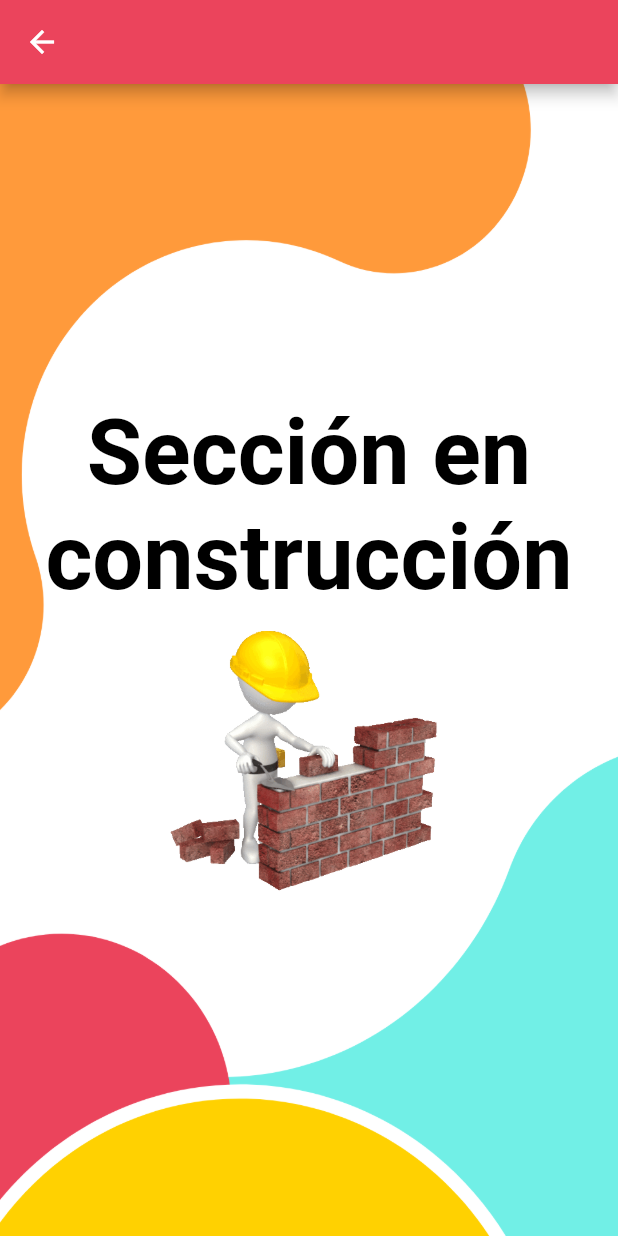
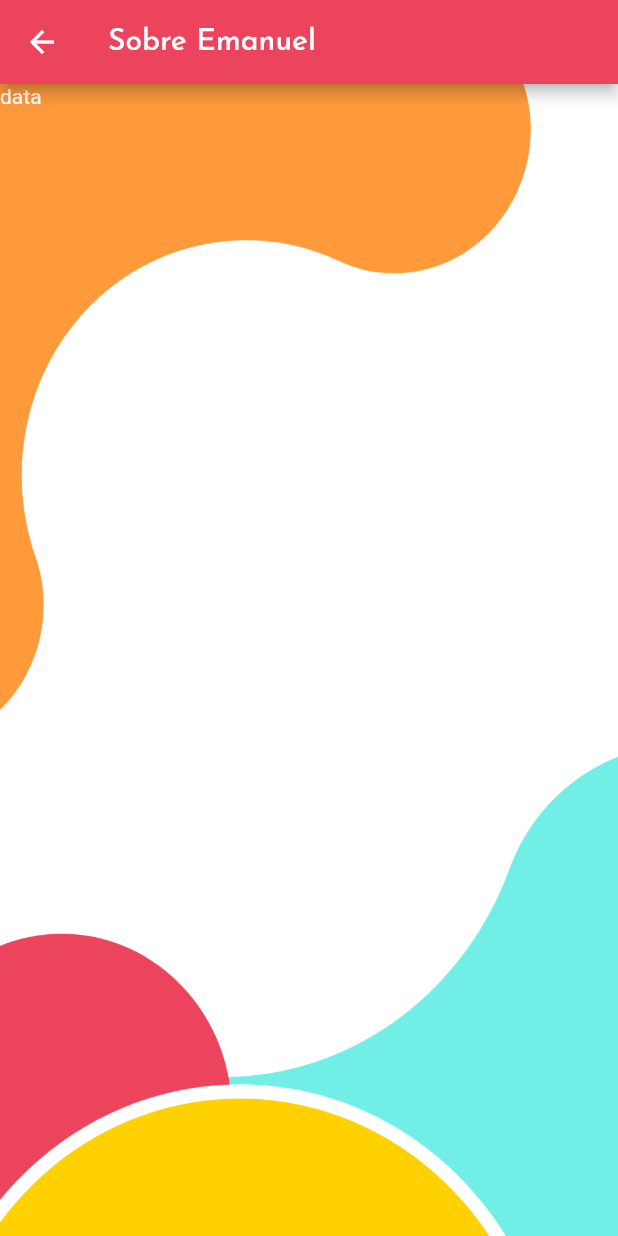
Before and after one commit to jorarmarfin/flutter-emanuel, a Flutter app: the OptionsScreen screen opened by its route, after a tap on "Emanuel", on a phone screen of 412 x 824 dp. Run offline on Flutter 3.47's test engine with Material 2 defaults, Android fonts, the phone set to English and light mode, and no system bars; our stand-ins replace font_awesome_flutter, google_fonts; network calls fail.

Commit message:
Inicio de pantalla de about

```diff
--- a/lib/main.dart
+++ b/lib/main.dart
@@ -34,12 +34,13 @@
     return MaterialApp(
       title: 'Flutter Demo',
       theme: DefaultTheme.base,
-      initialRoute: CumplesScreen.routerName,
+      initialRoute: HomeScreen.routerName,
       routes: {
         HomeScreen.routerName: (context) => const HomeScreen(),
         OptionsScreen.routerName: (context) => const OptionsScreen(),
         ConstruccionScreen.routerName: (context) => const ConstruccionScreen(),
         CumplesScreen.routerName: (context) => const CumplesScreen(),
+        EmanuelInfoScreen.routerName: (context) => EmanuelInfoScreen(),
       },
     );
   }
--- /dev/null
+++ b/lib/screens/emanuel_info_screen.dart
@@ -0,0 +1,24 @@
+import 'package:flutter/material.dart';
+
+import '../themes/default_theme.dart';
+
+class EmanuelInfoScreen extends StatelessWidget {
+  static String routerName = 'emanuel-info';
+
+  const EmanuelInfoScreen({Key? key}) : super(key: key);
+
+  @override
+  Widget build(BuildContext context) {
+    return Scaffold(
+      appBar: AppBar(title: const Text('Sobre Emanuel')),
+      body: Container(
+          width: double.infinity,
+          height: double.infinity,
+          decoration: const BoxDecoration(
+            image:
+                DecorationImage(image: AssetImage(imgFondo), fit: BoxFit.fill),
+          ),
+          child: Text('data')),
+    );
+  }
+}
--- a/lib/screens/options_screen.dart
+++ b/lib/screens/options_screen.dart
@@ -38,10 +38,10 @@ class _Botones extends StatelessWidget {
           _BotonOpcion(
               botonIcono: icoNosotros,
               botonNombre: 'Emanuel',
-              routeName: 'construccion'),
+              routeName: 'emanuel-info'),
           _BotonOpcion(
               botonIcono: icoCumples,
-              botonNombre: 'Cumpleaños',
+              botonNombre: 'Celebraciones',
               routeName: 'cumples'),
           _BotonOpcion(
               botonIcono: icoFormacion,
--- a/lib/screens/screens.dart
+++ b/lib/screens/screens.dart
@@ -2,3 +2,4 @@ export 'package:flutter_emanuel/screens/home_screen.dart';
 export 'package:flutter_emanuel/screens/options_screen.dart';
 export 'package:flutter_emanuel/screens/construccion_screen.dart';
 export 'package:flutter_emanuel/screens/cumples_screen.dart';
+export 'package:flutter_emanuel/screens/emanuel_info_screen.dart';
--- a/lib/themes/default_theme.dart
+++ b/lib/themes/default_theme.dart
@@ -39,9 +39,11 @@ class DefaultTheme {
           headline1: GoogleFonts.akayaTelivigala(
               fontSize: 60, color: colorTextColor, fontWeight: FontWeight.bold),
           headline2: GoogleFonts.josefinSans(fontSize: 20, color: Colors.white),
+          headline3: GoogleFonts.josefinSans(fontSize: 20, color: Colors.black),
           headline6: GoogleFonts.josefinSans(fontSize: 20, color: Colors.white),
           subtitle1: GoogleFonts.josefinSans(fontSize: 17, color: Colors.black),
-          subtitle2: GoogleFonts.josefinSans(fontSize: 15, color: Colors.black),
+          subtitle2: GoogleFonts.josefinSans(
+              fontSize: 17, color: Colors.black, fontWeight: FontWeight.bold),
           bodyText1: const TextStyle(color: Colors.black)));
 }
 
```
Also changed, not shown: lib/screens/cumples_screen.dart (+9 -6 lines), lib/screens/emanuel_historia_screen.dart (added).
